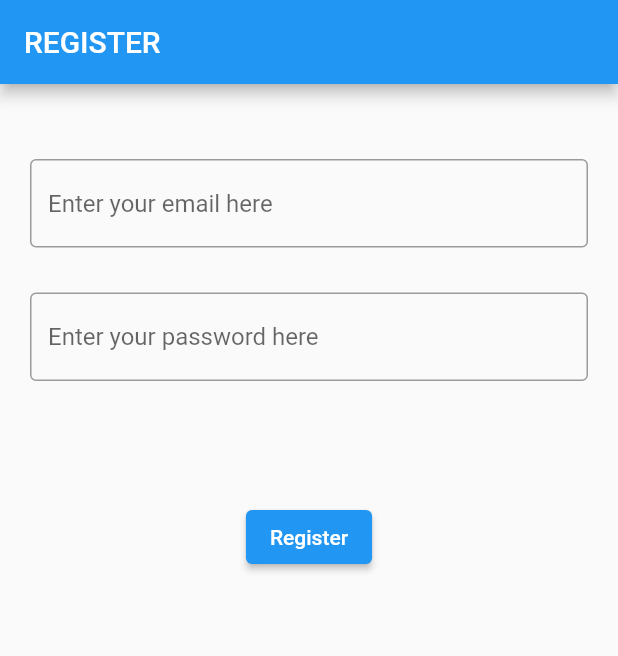
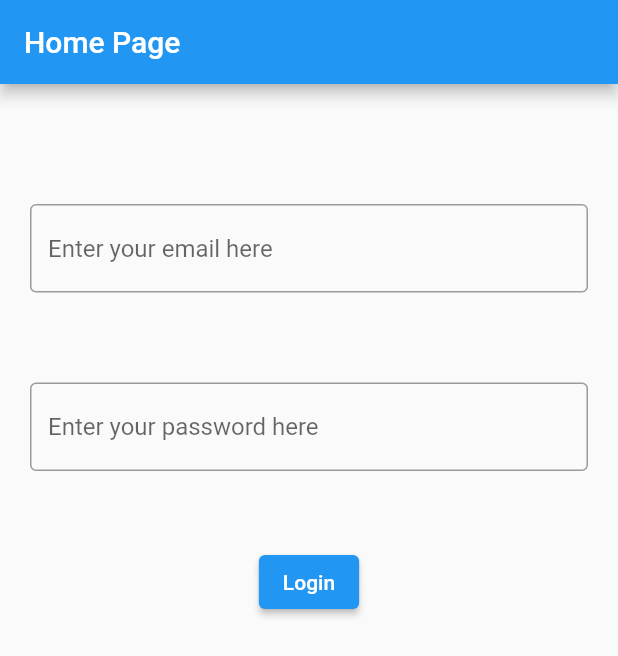
Before and after one commit to adisen/personalnotes, a Flutter app: the screen it shows after launch, on a phone screen of 412 x 824 dp. Shown: the top 656 px of the screen. Run offline on Flutter 3.47's test engine with Material 2 defaults, Android fonts, the phone set to English and light mode, and no system bars; our stand-ins replace firebase_auth, firebase_core; accounts and stored records are empty.

Commit message:
fix navigator.push errors, change login and register view return value

```diff
--- a/lib/main.dart
+++ b/lib/main.dart
@@ -1,6 +1,10 @@
+import 'package:firebase_auth/firebase_auth.dart';
+import 'package:firebase_core/firebase_core.dart';
 import 'package:flutter/material.dart';
 import 'package:personalnotes/views/login_view.dart';
 import 'package:personalnotes/views/register_view.dart';
+
+import 'firebase_options.dart';
 
 void main() {
   WidgetsFlutterBinding.ensureInitialized();
@@ -17,7 +21,63 @@ class MyApp extends StatelessWidget {
       theme: ThemeData(
         primarySwatch: Colors.blue,
       ),
-      home: const RegisterView(),
+      home: const HomePage(),
     );
   }
 }
+
+class HomePage extends StatelessWidget {
+  const HomePage({super.key});
+
+  @override
+  Widget build(BuildContext context) {
+    return Scaffold(
+      appBar: AppBar(title: const Text('Home Page')),
+      body: FutureBuilder(
+        future: Firebase.initializeApp(
+            options: DefaultFirebaseOptions.currentPlatform),
+        builder: (context, snapshot) {
+          switch (snapshot.connectionState) {
+            case ConnectionState.done:
+              // final user = FirebaseAuth.instance.currentUser;
+              // final emailVerified = user?.emailVerified ?? false;
+              // print(user);
+
+              // if (emailVerified) {
+              //   // print('YOu are a veified user');
+              //   return const Text('Done');
+              // } else {
+              //   // print('You have not been verified');
+              //   return const VerifyEmailView();
+              // }
+              return const LoginView();
+            default:
+              return const Text('Loading...');
+          }
+        },
+      ),
+    );
+  }
+}
+
+class VerifyEmailView extends StatefulWidget {
+  const VerifyEmailView({super.key});
+
+  @override
+  State<VerifyEmailView> createState() => _VerifyEmailViewState();
+}
+
+class _VerifyEmailViewState extends State<VerifyEmailView> {
+  @override
+  Widget build(BuildContext context) {
+    return Column(children: [
+      const Text('Please verify your email'),
+      TextButton(
+          onPressed: () async {
+            final user = FirebaseAuth.instance.currentUser;
+            await user?.sendEmailVerification();
+          },
+          child: const Text('Send Email Verification'))
+    ]);
+  }
+}
--- a/lib/views/login_view.dart
+++ b/lib/views/login_view.dart
@@ -1,6 +1,4 @@
 import 'package:firebase_auth/firebase_auth.dart';
-import 'package:firebase_core/firebase_core.dart';
-import 'package:personalnotes/firebase_options.dart';
 import 'package:flutter/material.dart';
 
 class LoginView extends StatefulWidget {
@@ -30,19 +28,12 @@ class _LoginViewState extends State<LoginView> {
 
   @override
   Widget build(BuildContext context) {
-    return Scaffold(
-      appBar: AppBar(title: Text('Login'.toUpperCase())),
-      body: FutureBuilder(
-        future: Firebase.initializeApp(
-            options: DefaultFirebaseOptions.currentPlatform),
-        builder: (context, snapshot) {
-          switch (snapshot.connectionState) {
-            case ConnectionState.done:
     return Padding(
       padding: const EdgeInsets.fromLTRB(20, 50, 20, 0),
       child: Column(
         children: [
           Container(
+            margin: const EdgeInsets.symmetric(vertical: 30),
             child: TextField(
               controller: _email,
               decoration: const InputDecoration(
@@ -54,7 +45,7 @@ class _LoginViewState extends State<LoginView> {
             ),
           ),
           Container(
-                      margin: EdgeInsets.symmetric(vertical: 30),
+            margin: const EdgeInsets.symmetric(vertical: 30),
             child: TextField(
               controller: _password,
               decoration: const InputDecoration(
@@ -76,7 +67,7 @@ class _LoginViewState extends State<LoginView> {
                   final userCredential = await FirebaseAuth.instance
                       .signInWithEmailAndPassword(
                           email: email, password: password);
-                            // print(userCredential);
+                  print(userCredential);
                 } on FirebaseAuthException catch (e) {
                   if (e.code == 'user-not-found') {
                     print('User not found');
@@ -91,11 +82,5 @@ class _LoginViewState extends State<LoginView> {
         ],
       ),
     );
-            default:
-              return const Text('Loading...');
-          }
-        },
-      ),
-    );
   }
 }
--- a/lib/views/register_view.dart
+++ b/lib/views/register_view.dart
@@ -1,7 +1,5 @@
 import 'package:firebase_auth/firebase_auth.dart';
-import 'package:firebase_core/firebase_core.dart';
 import 'package:flutter/material.dart';
-import 'package:personalnotes/firebase_options.dart';
 
 class RegisterView extends StatefulWidget {
   const RegisterView({super.key});
@@ -30,19 +28,12 @@ class _RegisterViewState extends State<RegisterView> {
 
   @override
   Widget build(BuildContext context) {
-    return Scaffold(
-      appBar: AppBar(title: Text('Register'.toUpperCase())),
-      body: FutureBuilder(
-        future: Firebase.initializeApp(
-            options: DefaultFirebaseOptions.currentPlatform),
-        builder: (context, snapshot) {
-          switch (snapshot.connectionState) {
-            case ConnectionState.done:
     return Padding(
       padding: const EdgeInsets.fromLTRB(20, 50, 20, 0),
       child: Column(
         children: [
           Container(
+            margin: const EdgeInsets.symmetric(vertical: 30),
             child: TextField(
               controller: _email,
               decoration: const InputDecoration(
@@ -54,7 +45,7 @@ class _RegisterViewState extends State<RegisterView> {
             ),
           ),
           Container(
-                      margin: EdgeInsets.symmetric(vertical: 30),
+            margin: const EdgeInsets.symmetric(vertical: 30),
             child: TextField(
               controller: _password,
               decoration: const InputDecoration(
@@ -83,6 +74,8 @@ class _RegisterViewState extends State<RegisterView> {
                     print('Weak Password');
                   } else if (e.code == 'email-already-in-use') {
                     print('Email already in use');
+                  } else if (e.code == 'invalid-email') {
+                    print('Invalid Email');
                   }
                 }
               },
@@ -92,11 +85,5 @@ class _RegisterViewState extends State<RegisterView> {
         ],
       ),
     );
-            default:
-              return const Text('Loading...');
-          }
-        },
-      ),
-    );
   }
 }
```
Lines whose indentation alone changed are shown as unchanged.
